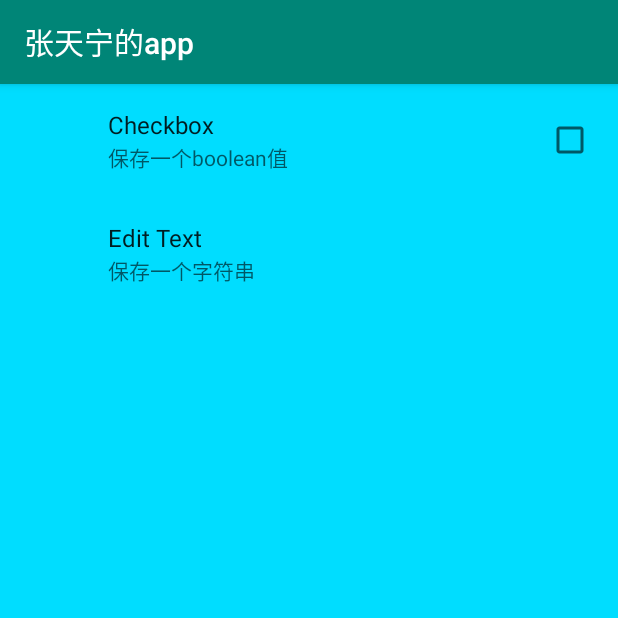
After one commit to Liveinadream/ztnDagger2Demo, an Android app: the LogoSettings screen opened directly, with no data from a screen before it, on a phone screen of 412 x 824 dp, the top half of it. The commit adds this screen. Run offline under Robolectric (Android 15) with nearby library versions, the phone set to English and light mode, and no system bars; our stand-ins replace androidx.preference; libraries missing offline, so code that uses them is left out: com.ztn.common, me.yokeyword.fragmentation; 2 statements that could not run were skipped.

Commit message:
加入了一些注释，添加了注释界面

```diff
--- a/app/src/main/AndroidManifest.xml
+++ b/app/src/main/AndroidManifest.xml
@@ -26,6 +26,8 @@
         </activity>
         <activity android:name=".ui.LoginActivity"/>
         <activity android:name=".ui.InstalledActivity"/>
+        <activity android:name=".ui.SettingActivity"/>
+        <activity android:name=".ui.TestActivity"/>
     </application>
 
 </manifest>
--- a/app/src/main/java/com/ztn/app/base/BasePresenter.kt
+++ b/app/src/main/java/com/ztn/app/base/BasePresenter.kt
@@ -17,7 +17,7 @@ open class BasePresenter<T : BaseView> : IPresenter<T> {
     private var compositeDisposable = CompositeDisposable()
 
 
-    override fun attachView(mRootView: T) {
+    override fun  attachView(mRootView: T) {
         this.mRootView = WeakReference<T>(mRootView)
     }
 
--- a/app/src/main/java/com/ztn/app/di/module/ActivityModule.kt
+++ b/app/src/main/java/com/ztn/app/di/module/ActivityModule.kt
@@ -2,7 +2,6 @@ package com.ztn.app.di.module
 
 import android.app.Activity
 import com.ztn.app.di.scope.ActivityScope
-import com.ztn.app.model.http.api.ZhihuApis
 import com.ztn.app.ui.LoginActivity
 import dagger.Module
 import dagger.Provides
@@ -10,9 +9,9 @@ import dagger.Provides
 /**
  * Created by 冒险者ztn on 2019/2/12.
  *
- * model提供你的对象，也就是你用到的对象，初始化你要的present的时候，或者全局用到的对象
+ * module 提供你的对象，也就是你用到的对象，初始化你要的 present 的时候，或者全局用到的对象
  * 提供 BaseActivity 的 module
- * 注入Activity，同时规定 Activity 所对应的域是 @ActivityScope
+ * 注入Activity，同时规定 Activity 所对应的域是 [ActivityScope]
  */
 @Module
 class ActivityModule(private var mActivity: Activity) {
--- a/app/src/main/java/com/ztn/app/di/module/ApplicationModule.kt
+++ b/app/src/main/java/com/ztn/app/di/module/ApplicationModule.kt
@@ -3,15 +3,14 @@ package com.ztn.app.di.module
 import android.content.Context
 import android.view.inputmethod.InputMethodManager
 import com.ztn.app.base.BaseApplication
-import com.ztn.app.model.http.api.ZhihuApis
 import dagger.Module
 import dagger.Provides
-import retrofit2.Retrofit
 import javax.inject.Singleton
+import com.ztn.app.di.component.AppComponent
 
 /**
  * Created by 冒险者ztn on 2019/2/12.
- * 这里提供了AppComponent里的需要注入的对象。
+ * 这里提供了  [AppComponent] 里的需要注入的对象。
  */
 @Module
 class ApplicationModule(private val application: BaseApplication) {
--- a/app/src/main/java/com/ztn/app/di/module/FragmentModule.kt
+++ b/app/src/main/java/com/ztn/app/di/module/FragmentModule.kt
@@ -9,7 +9,7 @@ import dagger.Provides
 
 /**
  * Created by 冒险者ztn on 2019/2/12.
- * 介绍 todo
+ * 这里提供了 fragment 需要注入的对象
  */
 @Module
 class FragmentModule(private val fragment: Fragment) {
--- a/app/src/main/java/com/ztn/app/di/module/HttpModule.kt
+++ b/app/src/main/java/com/ztn/app/di/module/HttpModule.kt
@@ -19,7 +19,6 @@ import javax.inject.Singleton
 
 /**
  * Created by 冒险者ztn on 2019/2/12.
- * 介绍 todo
  */
 @Module
 open class HttpModule {
--- a/app/src/main/java/com/ztn/app/di/module/RxThreadModule.kt
+++ b/app/src/main/java/com/ztn/app/di/module/RxThreadModule.kt
@@ -8,6 +8,7 @@ import io.reactivex.android.schedulers.AndroidSchedulers
 import io.reactivex.schedulers.Schedulers
 import javax.inject.Named
 import javax.inject.Singleton
+
 
 @Module
 open class RxThreadModule {
--- a/app/src/main/java/com/ztn/app/di/scope/ActivityScope.kt
+++ b/app/src/main/java/com/ztn/app/di/scope/ActivityScope.kt
@@ -4,7 +4,7 @@ import javax.inject.Scope
 
 /**
  * Created by 冒险者ztn on 2019/2/12.
- * 介绍 todo
+ * 标记为 activity 生命周期的注解
  */
 @Scope
 @Retention(AnnotationRetention.RUNTIME)
--- a/app/src/main/java/com/ztn/app/di/scope/FragmentScope.kt
+++ b/app/src/main/java/com/ztn/app/di/scope/FragmentScope.kt
@@ -4,7 +4,7 @@ import javax.inject.Scope
 
 /**
  * Created by 冒险者ztn on 2019/2/12.
- * 介绍 todo
+ * 标记为 fragment 生命周期的注解
  */
 @Scope
 @Retention(AnnotationRetention.RUNTIME)
--- /dev/null
+++ b/app/src/main/java/com/ztn/app/fragment/setting/LogoSettings.kt
@@ -0,0 +1,26 @@
+package com.ztn.app.fragment.setting
+
+import android.os.Bundle
+import android.support.v7.preference.PreferenceFragmentCompat
+import android.support.v7.preference.PreferenceManager
+import com.ztn.app.R
+import com.ztn.app.ui.SettingActivity
+
+
+/**
+ * Created by 冒险者ztn on 2019/2/20.
+ * 设置界面 [SettingActivity]
+ */
+class LogoSettings : PreferenceFragmentCompat() {
+
+
+    override fun onCreatePreferences(p0: Bundle?, p1: String?) {
+        addPreferencesFromResource(R.xml.seeting)
+
+        val pm = preferenceManager
+        val sp = PreferenceManager.getDefaultSharedPreferences(activity)
+
+        pm.findPreference("boolean_value").summary = sp.getBoolean("boolean_value", false).toString()
+
+    }
+}
--- a/app/src/main/java/com/ztn/app/ui/InstalledActivity.kt
+++ b/app/src/main/java/com/ztn/app/ui/InstalledActivity.kt
@@ -14,7 +14,7 @@ import kotlinx.android.synthetic.main.activity_installed_apk.*
 
 /**
  * Created by 冒险者ztn on 2019/2/18.
- * 介绍 todo
+ * 已安装的 apk 界面
  */
 class InstalledActivity : SimpleActivity() {
 
@@ -57,6 +57,8 @@ class InstalledActivity : SimpleActivity() {
                     }
                 }
             }
+        installedApkList.hasFixedSize()
+        installedApkList.setItemViewCacheSize(20)
         installedApkList.layoutManager = LinearLayoutManager(this)
     }
 
--- a/app/src/main/java/com/ztn/app/ui/MainActivity.kt
+++ b/app/src/main/java/com/ztn/app/ui/MainActivity.kt
@@ -16,6 +16,7 @@ import kotlinx.android.synthetic.main.activity_main.*
 import kotlinx.android.synthetic.main.app_bar_main.*
 import com.ztn.app.R
 import com.ztn.common.ToastHelper
+import com.ztn.common.utils.animation.viewClick
 
 class MainActivity : AppCompatActivity(), NavigationView.OnNavigationItemSelectedListener {
 
@@ -57,7 +58,10 @@ class MainActivity : AppCompatActivity(), NavigationView.OnNavigationItemSelecte
         // automatically handle clicks on the Home/Up button, so long
         // as you specify a parent activity in AndroidManifest.xml.
         return when (item.itemId) {
-            R.id.action_settings -> true
+            R.id.action_settings -> {
+                viewClick(SettingActivity::class.java)
+                true
+            }
             else -> super.onOptionsItemSelected(item)
         }
     }
--- /dev/null
+++ b/app/src/main/java/com/ztn/app/ui/SettingActivity.kt
@@ -0,0 +1,28 @@
+package com.ztn.app.ui
+
+import android.os.Bundle
+import com.ztn.app.R
+import com.ztn.app.base.SimpleActivity
+import com.ztn.app.fragment.setting.LogoSettings
+
+/**
+ * Created by 冒险者ztn on 2019/2/20.
+ * 设置界面
+ */
+class SettingActivity : SimpleActivity() {
+    override fun getLayout(): Int {
+        return R.layout.activity_setting
+    }
+
+    override fun initEventAndData() {
+    }
+
+    override fun onCreate(savedInstanceState: Bundle?) {
+        super.onCreate(savedInstanceState)
+
+        supportFragmentManager.beginTransaction().replace(R.id.content, LogoSettings()).commit()
+
+    }
+
+
+}
--- /dev/null
+++ b/app/src/main/res/layout/activity_setting.xml
@@ -0,0 +1,11 @@
+<?xml version="1.0" encoding="utf-8"?>
+<LinearLayout xmlns:android="http://schemas.android.com/apk/res/android"
+              android:layout_width="match_parent"
+              android:layout_height="match_parent">
+
+    <FrameLayout
+            android:layout_width="match_parent"
+            android:layout_height="match_parent"
+            android:background="@android:color/holo_blue_bright"
+            android:id="@+id/content"/>
+</LinearLayout>
--- a/app/src/main/res/values/strings.xml
+++ b/app/src/main/res/values/strings.xml
@@ -18,4 +18,5 @@
     <string name="headImg">头像</string>
     <string name="short_default_string">default</string>
     <string name="default_string">default_string</string>
+    <string name="logo_setting">这是一张图片</string>
 </resources>
--- /dev/null
+++ b/app/src/main/res/xml/seeting.xml
@@ -0,0 +1,16 @@
+<?xml version="1.0" encoding="utf-8"?>
+<android.support.v7.preference.PreferenceScreen xmlns:android="http://schemas.android.com/apk/res/android">
+    <android.support.v7.preference.CheckBoxPreference
+            android:defaultValue="false"
+            android:key="boolean_value"
+            android:summary="保存一个boolean值"
+            android:background="@android:color/holo_blue_bright"
+            android:title="Checkbox"/>
+
+    <android.support.v7.preference.EditTextPreference
+            android:defaultValue="defaultString"
+            android:key="string_value"
+            android:name="EditText"
+            android:summary="保存一个字符串"
+            android:title="Edit Text"/>
+</android.support.v7.preference.PreferenceScreen>
--- a/library/build.gradle
+++ b/library/build.gradle
@@ -35,6 +35,8 @@ dependencies {
     androidTestImplementation 'com.android.support.test.espresso:espresso-core:3.0.2'
     implementation 'com.android.support:appcompat-v7:28.0.0'
 
+    api 'com.android.support:preference-v7:28.0.0'
+
     //base
     api rootProject.ext.dependencies["ranger"]
 
@@ -50,6 +52,8 @@ dependencies {
     api rootProject.ext.dependencies["retrofit-adapter-rxjava2"]
     api rootProject.ext.dependencies["okhttp"]
     api rootProject.ext.dependencies["okhttp-logging-interceptor"]
+
+    //di
     api rootProject.ext.dependencies["fragmentation"]
     api rootProject.ext.dependencies["swipeback"]
     api rootProject.ext.dependencies["annotation"]
```
Also changed, not shown: app/src/main/java/com/ztn/app/ui/LoginActivity.kt (+6 -1 lines), app/src/main/res/xml/activity_factory_settings.xml (added, +40 -0 lines).
